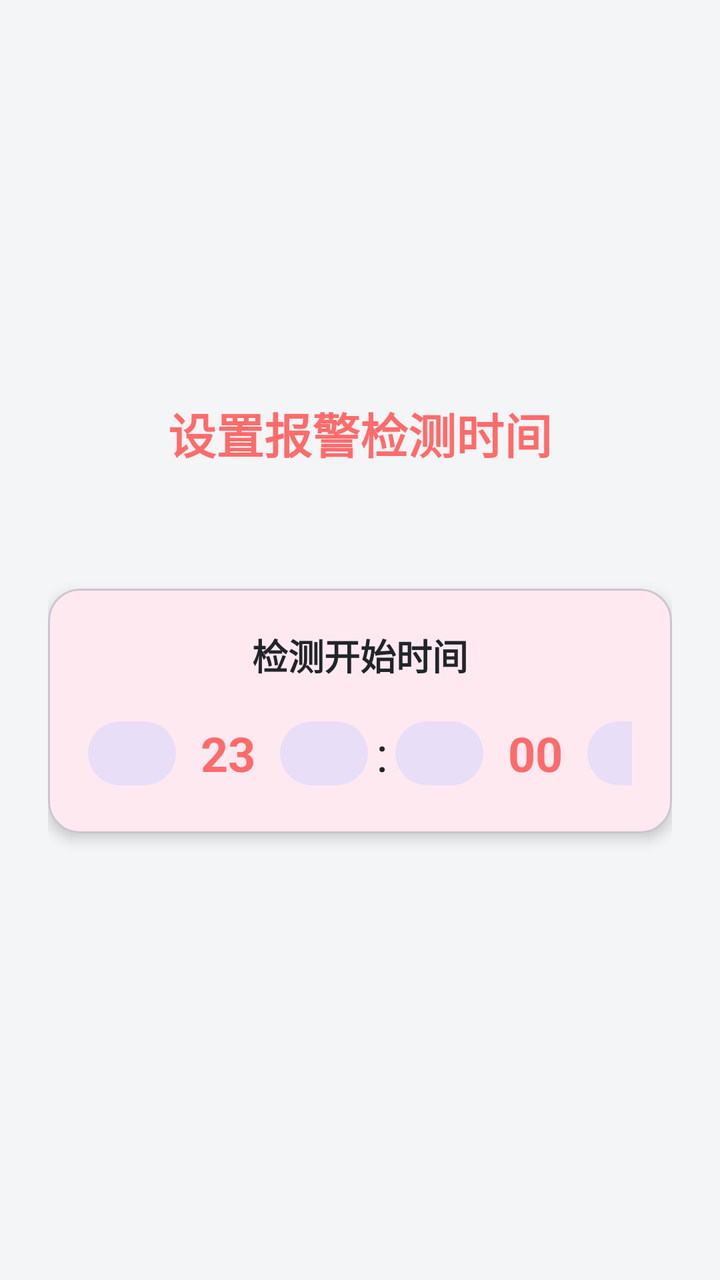
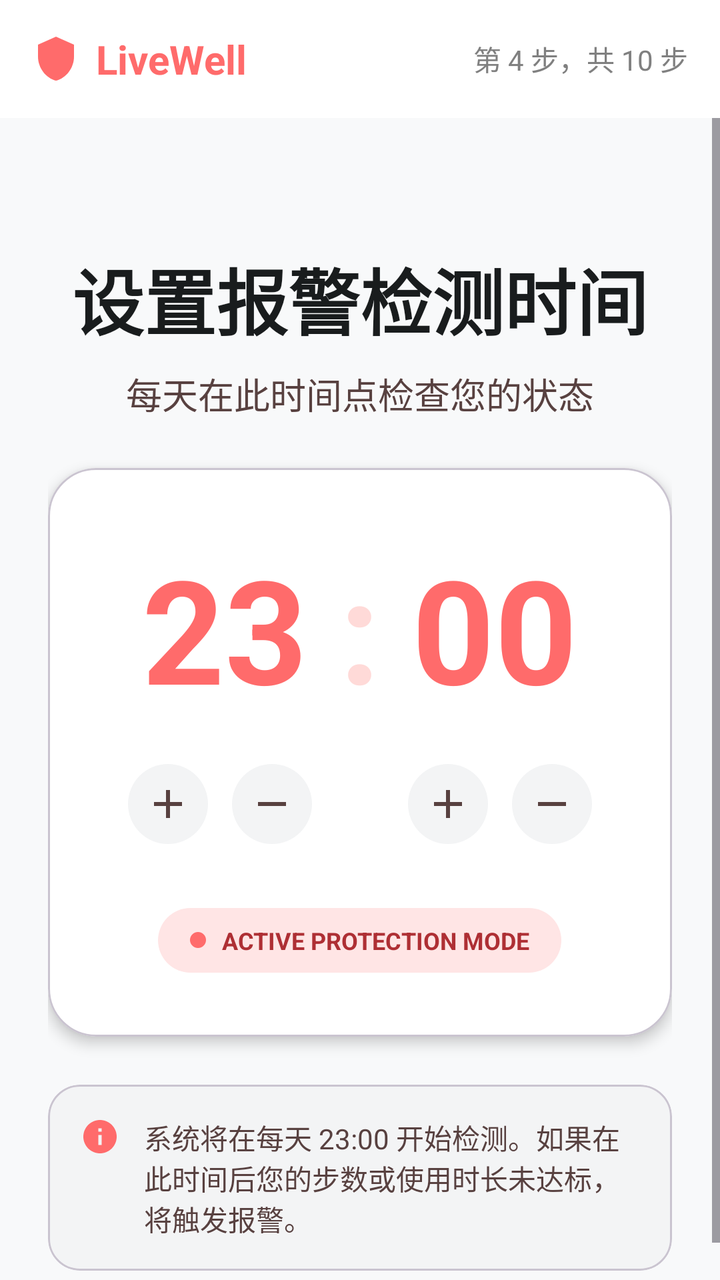

An Android layout rendered at two revisions. The XML below is the earlier revision; the diff shows what the commit changed to produce the second picture.
<!-- AndroidManifest.xml: application theme Theme.LiveWell -->
<!-- res/layout/fragment_guide_alert_time.xml -->
<?xml version="1.0" encoding="utf-8"?>
<ScrollView xmlns:android="http://schemas.android.com/apk/res/android"
    xmlns:app="http://schemas.android.com/apk/res-auto"
    android:layout_width="match_parent"
    android:layout_height="match_parent"
    android:fillViewport="true">

    <LinearLayout
        android:layout_width="match_parent"
        android:layout_height="wrap_content"
        android:orientation="vertical"
        android:padding="24dp"
        android:gravity="center">

        <TextView
            android:layout_width="wrap_content"
            android:layout_height="wrap_content"
            android:text="设置报警检测时间"
            android:textSize="24sp"
            android:textStyle="bold"
            android:textColor="@color/primary"
            android:layout_marginBottom="16dp"/>

        <TextView
            android:id="@+id/tvTimeDescription"
            android:layout_width="match_parent"
            android:layout_height="wrap_content"
            android:textSize="15sp"
            android:textColor="@color/text_secondary"
            android:lineSpacingExtra="4dp"
            android:layout_marginBottom="24dp"/>

        <com.google.android.material.card.MaterialCardView
            android:layout_width="match_parent"
            android:layout_height="wrap_content"
            app:cardCornerRadius="16dp"
            app:cardElevation="4dp"
            android:layout_marginBottom="24dp">

            <LinearLayout
                android:layout_width="match_parent"
                android:layout_height="wrap_content"
                android:orientation="vertical"
                android:padding="20dp"
                android:gravity="center">

                <TextView
                    android:layout_width="wrap_content"
                    android:layout_height="wrap_content"
                    android:text="检测开始时间"
                    android:textSize="18sp"
                    android:textStyle="bold"
                    android:textColor="@color/text_primary"
                    android:layout_marginBottom="16dp"/>

                <LinearLayout
                    android:layout_width="match_parent"
                    android:layout_height="wrap_content"
                    android:orientation="horizontal"
                    android:gravity="center_vertical">

                    <Button
                        android:id="@+id/btnHourMinus"
                        android:layout_width="44dp"
                        android:layout_height="40dp"
                        android:text="-"
                        android:textSize="20sp"
                        android:textColor="@android:color/black"
                        android:includeFontPadding="false"
                        style="@style/Widget.Material3.Button.TonalButton"/>

                    <TextView
                        android:id="@+id/tvAlertHour"
                        android:layout_width="44dp"
                        android:layout_height="wrap_content"
                        android:text="23"
                        android:textSize="24sp"
                        android:textStyle="bold"
                        android:textColor="@color/primary"
                        android:gravity="center"
                        android:layout_marginHorizontal="4dp"/>

                    <Button
                        android:id="@+id/btnHourPlus"
                        android:layout_width="44dp"
                        android:layout_height="40dp"
                        android:text="+"
                        android:textSize="20sp"
                        android:textColor="@android:color/black"
                        android:includeFontPadding="false"
                        style="@style/Widget.Material3.Button.TonalButton"/>

                    <TextView
                        android:layout_width="wrap_content"
                        android:layout_height="wrap_content"
                        android:text=":"
                        android:textSize="24sp"
                        android:textColor="@color/text_primary"
                        android:layout_marginHorizontal="4dp"/>

                    <Button
                        android:id="@+id/btnMinuteMinus"
                        android:layout_width="44dp"
                        android:layout_height="40dp"
                        android:text="-"
                        android:textSize="20sp"
                        android:textColor="@android:color/black"
                        android:includeFontPadding="false"
                        style="@style/Widget.Material3.Button.TonalButton"/>

                    <TextView
                        android:id="@+id/tvAlertMinute"
                        android:layout_width="44dp"
                        android:layout_height="wrap_content"
                        android:text="00"
                        android:textSize="24sp"
                        android:textStyle="bold"
                        android:textColor="@color/primary"
                        android:gravity="center"
                        android:layout_marginHorizontal="4dp"/>

                    <Button
                        android:id="@+id/btnMinutePlus"
                        android:layout_width="44dp"
                        android:layout_height="40dp"
                        android:text="+"
                        android:textSize="20sp"
                        android:textColor="@android:color/black"
                        android:includeFontPadding="false"
                        style="@style/Widget.Material3.Button.TonalButton"/>

                </LinearLayout>

            </LinearLayout>

        </com.google.android.material.card.MaterialCardView>

    </LinearLayout>

</ScrollView>
<!-- resources referenced by this layout -->
<resources>
  <color name="primary">#FF6B6B</color>
  <color name="text_primary">#212529</color>
  <color name="text_secondary">#6C757D</color>
  <style name="Theme.LiveWell" parent="Theme.Material3.DayNight.NoActionBar">
          <item name="colorPrimary">@color/primary</item>
          <item name="colorPrimaryVariant">@color/primary_dark</item>
          <item name="colorOnPrimary">@color/white</item>
          <item name="colorSecondary">@color/primary_light</item>
          <item name="colorSecondaryVariant">@color/primary</item>
          <item name="colorOnSecondary">@color/primary_dark</item>
          <item name="android:windowBackground">@color/background</item>
          <item name="android:statusBarColor">@color/primary</item>
      </style>
  <color name="primary_dark">#FF5252</color>
  <color name="white">#FFFFFF</color>
  <color name="primary_light">#FFE5E5</color>
  <color name="background">#F4F5F6</color>
</resources>

<!-- the commit's change to res/layout/fragment_guide_alert_time.xml (unified diff, before → after) -->
@@ -1,140 +1,248 @@
 <?xml version="1.0" encoding="utf-8"?>
-<ScrollView xmlns:android="http://schemas.android.com/apk/res/android"
+<LinearLayout xmlns:android="http://schemas.android.com/apk/res/android"
     xmlns:app="http://schemas.android.com/apk/res-auto"
     android:layout_width="match_parent"
     android:layout_height="match_parent"
-    android:fillViewport="true">
-
-    <LinearLayout
+    android:orientation="vertical"
+    android:background="#F8F9FA">
+
+    
+    <RelativeLayout
         android:layout_width="match_parent"
         android:layout_height="wrap_content"
-        android:orientation="vertical"
-        android:padding="24dp"
-        android:gravity="center">
-
-        <TextView
+        android:padding="16dp"
+        android:background="#FFFFFF">
+
+        <LinearLayout
             android:layout_width="wrap_content"
             android:layout_height="wrap_content"
-            android:text="设置报警检测时间"
-            android:textSize="24sp"
-            android:textStyle="bold"
-            android:textColor="@color/primary"
-            android:layout_marginBottom="16dp"/>
+            android:orientation="horizontal"
+            android:gravity="center_vertical">
+            
+            <ImageView
+                android:layout_width="24dp"
+                android:layout_height="24dp"
+                android:src="@drawable/ic_shield_logo"
+                android:tint="#ff6b6b"/>
+
+            <TextView
+                android:layout_width="wrap_content"
+                android:layout_height="wrap_content"
+                android:text="LiveWell"
+                android:textStyle="bold"
+                android:textSize="20sp"
+                android:textColor="#ff6b6b"
+                android:layout_marginStart="8dp"/>
+        </LinearLayout>
 
         <TextView
-            android:id="@+id/tvTimeDescription"
+            android:id="@+id/tvStepIndicator"
+            android:layout_width="wrap_content"
+            android:layout_height="wrap_content"
+            android:layout_alignParentEnd="true"
+            android:layout_centerVertical="true"
+            android:text="第 4 步，共 10 步"
+            android:textColor="#808080"
+            android:textSize="14sp"/>
+    </RelativeLayout>
+
+    <ScrollView
+        android:layout_width="match_parent"
+        android:layout_height="0dp"
+        android:layout_weight="1">
+
+        <LinearLayout
             android:layout_width="match_parent"
             android:layout_height="wrap_content"
-            android:textSize="15sp"
-            android:textColor="@color/text_secondary"
-            android:lineSpacingExtra="4dp"
-            android:layout_marginBottom="24dp"/>
-
-        <com.google.android.material.card.MaterialCardView
-            android:layout_width="match_parent"
-            android:layout_height="wrap_content"
-            app:cardCornerRadius="16dp"
-            app:cardElevation="4dp"
-            android:layout_marginBottom="24dp">
-
-            <LinearLayout
+            android:orientation="vertical"
+            android:padding="24dp"
+            android:paddingBottom="80dp">
+
+            
+            <TextView
+                android:id="@+id/tvTitle"
+                android:layout_width="wrap_content"
+                android:layout_height="wrap_content"
+                android:layout_gravity="center_horizontal"
+                android:layout_marginTop="40dp"
+                android:text="设置报警检测时间"
+                android:textColor="#191C1D"
+                android:textSize="36sp"
+                android:textStyle="bold" />
+
+            <TextView
+                android:id="@+id/tvSubtitle"
+                android:layout_width="wrap_content"
+                android:layout_height="wrap_content"
+                android:layout_gravity="center_horizontal"
+                android:layout_marginTop="8dp"
+                android:text="每天在此时间点检查您的状态"
+                android:textColor="#584140"
+                android:textSize="18sp" />
+
+            
+            <com.google.android.material.card.MaterialCardView
+                android:id="@+id/mainCard"
                 android:layout_width="match_parent"
                 android:layout_height="wrap_content"
-                android:orientation="vertical"
-                android:padding="20dp"
-                android:gravity="center">
-
-                <TextView
-                    android:layout_width="wrap_content"
+                android:layout_marginTop="24dp"
+                app:cardCornerRadius="24dp"
+                app:cardElevation="4dp"
+                app:cardBackgroundColor="#FFFFFF">
+
+                <LinearLayout
+                    android:layout_width="match_parent"
                     android:layout_height="wrap_content"
-                    android:text="检测开始时间"
-                    android:textSize="18sp"
-                    android:textStyle="bold"
-                    android:textColor="@color/text_primary"
-                    android:layout_marginBottom="16dp"/>
+                    android:gravity="center"
+                    android:orientation="vertical"
+                    android:padding="32dp">
+
+                    
+                    <LinearLayout
+                        android:layout_width="wrap_content"
+                        android:layout_height="wrap_content"
+                        android:gravity="center_vertical"
+                        android:orientation="horizontal">
+
+                        <TextView
+                            android:id="@+id/tvAlertHour"
+                            android:layout_width="wrap_content"
+                            android:layout_height="wrap_content"
+                            android:text="23"
+                            android:textColor="#FF6B6B"
+                            android:textSize="72sp"
+                            android:textStyle="bold" />
+
+                        <TextView
+                            android:layout_width="wrap_content"
+                            android:layout_height="wrap_content"
+                            android:layout_marginHorizontal="16dp"
+                            android:text=":"
+                            android:textColor="#FFDAD8"
+                            android:textSize="72sp"
+                            android:textStyle="bold" />
+
+                        <TextView
+                            android:id="@+id/tvAlertMinute"
+                            android:layout_width="wrap_content"
+                            android:layout_height="wrap_content"
+                            android:text="00"
+                            android:textColor="#FF6B6B"
+                            android:textSize="72sp"
+                            android:textStyle="bold" />
+                    </LinearLayout>
+
+                    
+                    <LinearLayout
+                        android:layout_width="wrap_content"
+                        android:layout_height="wrap_content"
+                        android:layout_marginTop="20dp"
+                        android:orientation="horizontal">
+
+                        
+                        <ImageButton
+                            android:id="@+id/btnHourPlus"
+                            android:layout_width="40dp"
+                            android:layout_height="40dp"
+                            android:background="@drawable/bg_circle_gray"
+                            android:src="@drawable/ic_add"
+                            app:tint="#584140" />
+
+                        <ImageButton
+                            android:id="@+id/btnHourMinus"
+                            android:layout_width="40dp"
+                            android:layout_height="40dp"
+                            android:layout_marginStart="12dp"
+                            android:background="@drawable/bg_circle_gray"
+                            android:src="@drawable/ic_remove"
+                            app:tint="#584140" />
+
+                        
+                        <View
+                            android:layout_width="48dp"
+                            android:layout_height="0dp" />
+
+                        
+                        <ImageButton
+                            android:id="@+id/btnMinutePlus"
+                            android:layout_width="40dp"
+                            android:layout_height="40dp"
+                            android:background="@drawable/bg_circle_gray"
+                            android:src="@drawable/ic_add"
+                            app:tint="#584140" />
+
+                        <ImageButton
+                            android:id="@+id/btnMinuteMinus"
+                            android:layout_width="40dp"
+                            android:layout_height="40dp"
+                            android:layout_marginStart="12dp"
+                            android:background="@drawable/bg_circle_gray"
+                            android:src="@drawable/ic_remove"
+                            app:tint="#584140" />
+                    </LinearLayout>
+
+                    
+                    <LinearLayout
+                        android:layout_width="wrap_content"
+                        android:layout_height="wrap_content"
+                        android:layout_marginTop="32dp"
+                        android:background="@drawable/bg_pill_pink"
+                        android:gravity="center"
+                        android:paddingHorizontal="16dp"
+                        android:paddingVertical="8dp">
+
+                        <View
+                            android:layout_width="8dp"
+                            android:layout_height="8dp"
+                            android:background="@drawable/bg_circle_red" />
+
+                        <TextView
+                            android:layout_width="wrap_content"
+                            android:layout_height="wrap_content"
+                            android:layout_marginStart="8dp"
+                            android:text="ACTIVE PROTECTION MODE"
+                            android:textColor="#AE2F34"
+                            android:textSize="12sp"
+                            android:textStyle="bold" />
+                    </LinearLayout>
+                </LinearLayout>
+            </com.google.android.material.card.MaterialCardView>
+
+            
+            <com.google.android.material.card.MaterialCardView
+                android:id="@+id/infoBox"
+                android:layout_width="match_parent"
+                android:layout_height="wrap_content"
+                android:layout_marginTop="24dp"
+                app:cardBackgroundColor="#F3F4F5"
+                app:cardCornerRadius="16dp"
+                app:cardElevation="0dp">
 
                 <LinearLayout
                     android:layout_width="match_parent"
                     android:layout_height="wrap_content"
                     android:orientation="horizontal"
-                    android:gravity="center_vertical">
-
-                    <Button
-                        android:id="@+id/btnHourMinus"
-                        android:layout_width="44dp"
-                        android:layout_height="40dp"
-                        android:text="-"
-                        android:textSize="20sp"
-                        android:textColor="@android:color/black"
-                        android:includeFontPadding="false"
-                        style="@style/Widget.Material3.Button.TonalButton"/>
+                    android:padding="16dp">
+
+                    <ImageView
+                        android:layout_width="20dp"
+                        android:layout_height="20dp"
+                        android:src="@drawable/ic_info"
+                        app:tint="#FF6B6B" />
 
                     <TextView
-                        android:id="@+id/tvAlertHour"
-                        android:layout_width="44dp"
-                        android:layout_height="wrap_content"
-                        android:text="23"
-                        android:textSize="24sp"
-                        android:textStyle="bold"
-                        android:textColor="@color/primary"
-                        android:gravity="center"
-                        android:layout_marginHorizontal="4dp"/>
-
-                    <Button
-                        android:id="@+id/btnHourPlus"
-                        android:layout_width="44dp"
-                        android:layout_height="40dp"
-                        android:text="+"
-                        android:textSize="20sp"
-                        android:textColor="@android:color/black"
-                        android:includeFontPadding="false"
-                        style="@style/Widget.Material3.Button.TonalButton"/>
-
-                    <TextView
-                        android:layout_width="wrap_content"
-                        android:layout_height="wrap_content"
-                        android:text=":"
-                        android:textSize="24sp"
-                        android:textColor="@color/text_primary"
-                        android:layout_marginHorizontal="4dp"/>
-
-                    <Button
-                        android:id="@+id/btnMinuteMinus"
-                        android:layout_width="44dp"
-                        android:layout_height="40dp"
-                        android:text="-"
-                        android:textSize="20sp"
-                        android:textColor="@android:color/black"
-                        android:includeFontPadding="false"
-                        style="@style/Widget.Material3.Button.TonalButton"/>
-
-                    <TextView
-                        android:id="@+id/tvAlertMinute"
-                        android:layout_width="44dp"
-                        android:layout_height="wrap_content"
-                        android:text="00"
-                        android:textSize="24sp"
-                        android:textStyle="bold"
-                        android:textColor="@color/primary"
-                        android:gravity="center"
-                        android:layout_marginHorizontal="4dp"/>
-
-                    <Button
-                        android:id="@+id/btnMinutePlus"
-                        android:layout_width="44dp"
-                        android:layout_height="40dp"
-                        android:text="+"
-                        android:textSize="20sp"
-                        android:textColor="@android:color/black"
-                        android:includeFontPadding="false"
-                        style="@style/Widget.Material3.Button.TonalButton"/>
-
+                        android:id="@+id/tvTimeDescription"
+                        android:layout_width="0dp"
+                        android:layout_height="wrap_content"
+                        android:layout_marginStart="12dp"
+                        android:layout_weight="1"
+                        android:text="系统将在每天 23:00 开始检测。如果在此时间后您的步数或使用时长未达标，将触发报警。"
+                        android:textColor="#584140"
+                        android:textSize="14sp" />
                 </LinearLayout>
-
-            </LinearLayout>
-
-        </com.google.android.material.card.MaterialCardView>
-
-    </LinearLayout>
-
-</ScrollView>
+            </com.google.android.material.card.MaterialCardView>
+
+        </LinearLayout>
+    </ScrollView>
+
+</LinearLayout>
<!-- resource entries referenced after the edit -->
@@ -1,8 +1,65 @@
 <!-- resources referenced by this layout -->
 <resources>
+  <!-- drawable bg_circle_gray (drawable) -->
+  <?xml version="1.0" encoding="utf-8"?>
+  <shape xmlns:android="http://schemas.android.com/apk/res/android"
+      android:shape="oval">
+      <solid android:color="#F3F4F5" />
+  </shape>
+  <!-- drawable bg_circle_red (drawable) -->
+  <?xml version="1.0" encoding="utf-8"?>
+  <shape xmlns:android="http://schemas.android.com/apk/res/android"
+      android:shape="oval">
+      <solid android:color="#ff6b6b" />
+  </shape>
+  <!-- drawable bg_pill_pink (drawable) -->
+  <?xml version="1.0" encoding="utf-8"?>
+  <shape xmlns:android="http://schemas.android.com/apk/res/android"
+      android:shape="rectangle">
+      <solid android:color="#FFE5E5" />
+      <corners android:radius="20dp" />
+  </shape>
+  <!-- drawable ic_add (drawable) -->
+  <vector xmlns:android="http://schemas.android.com/apk/res/android"
+      android:width="24dp"
+      android:height="24dp"
+      android:viewportWidth="24"
+      android:viewportHeight="24">
+      <path
+          android:fillColor="#FF000000"
+          android:pathData="M19,13h-6v6h-2v-6H5v-2h6V5h2v6h6v2z"/>
+  </vector>
+  <!-- drawable ic_info (drawable) -->
+  <vector xmlns:android="http://schemas.android.com/apk/res/android"
+      android:width="24dp"
+      android:height="24dp"
+      android:viewportWidth="24"
+      android:viewportHeight="24">
+      <path
+          android:fillColor="#FF000000"
+          android:pathData="M12,2C6.48,2 2,6.48 2,12s4.48,10 10,10 10,-4.48 10,-10S17.52,2 12,2zM13,17h-2v-6h2v6zM13,9h-2L11,7h2v2z"/>
+  </vector>
+  <!-- drawable ic_remove (drawable) -->
+  <vector xmlns:android="http://schemas.android.com/apk/res/android"
+      android:width="24dp"
+      android:height="24dp"
+      android:viewportWidth="24"
+      android:viewportHeight="24">
+      <path
+          android:fillColor="#FF000000"
+          android:pathData="M19,13H5v-2h14v2z"/>
+  </vector>
+  <!-- drawable ic_shield_logo (drawable) -->
+  <vector xmlns:android="http://schemas.android.com/apk/res/android"
+      android:width="24dp"
+      android:height="24dp"
+      android:viewportWidth="24"
+      android:viewportHeight="24">
+      <path
+          android:fillColor="#FF000000"
+          android:pathData="M12,1L3,5v6c0,5.55 3.84,10.74 9,12 5.16,-1.26 9,-6.45 9,-12V5l-9,-4z"/>
+  </vector>
   <color name="primary">#FF6B6B</color>
-  <color name="text_primary">#212529</color>
-  <color name="text_secondary">#6C757D</color>
   <style name="Theme.LiveWell" parent="Theme.Material3.DayNight.NoActionBar">
           <item name="colorPrimary">@color/primary</item>
           <item name="colorPrimaryVariant">@color/primary_dark</item>
